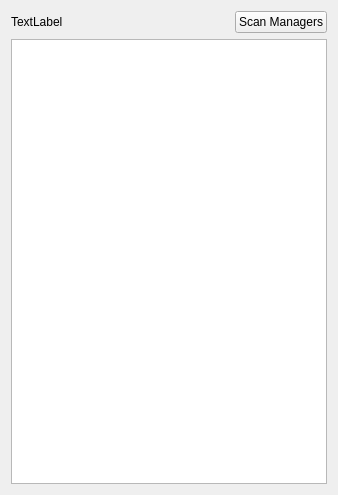
This is SMS/ObjectViewer/ObjectViewer.ui in Goldfire711/sms-tools as Qt 5 draws it before an edit. The edited form follows.
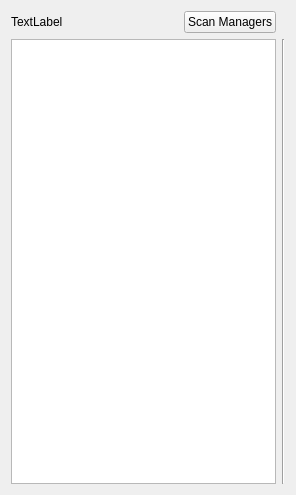
This is the edited form.

Patch:
```diff
--- a/SMS/ObjectViewer/ObjectViewer.ui
+++ b/SMS/ObjectViewer/ObjectViewer.ui
@@ -6,7 +6,7 @@
    <rect>
     <x>0</x>
     <y>0</y>
-    <width>338</width>
+    <width>296</width>
     <height>495</height>
    </rect>
   </property>
@@ -52,6 +52,13 @@
      </item>
     </layout>
    </item>
+   <item row="1" column="1">
+    <widget class="Line" name="line">
+     <property name="orientation">
+      <enum>Qt::Vertical</enum>
+     </property>
+    </widget>
+   </item>
   </layout>
  </widget>
  <layoutdefault spacing="6" margin="11"/>
```
